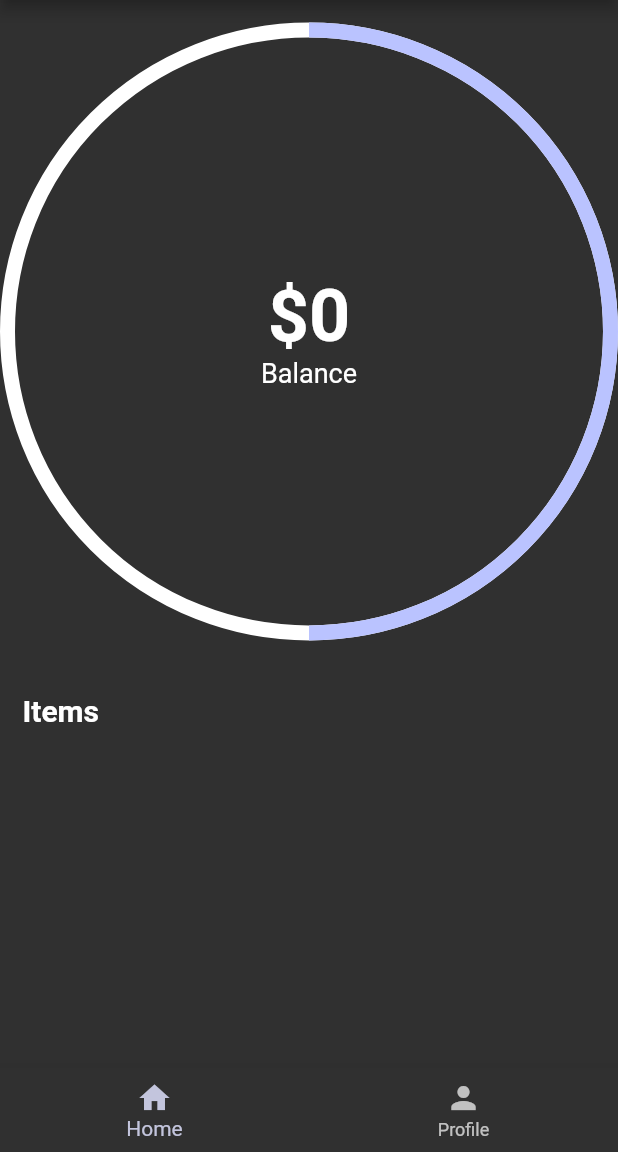
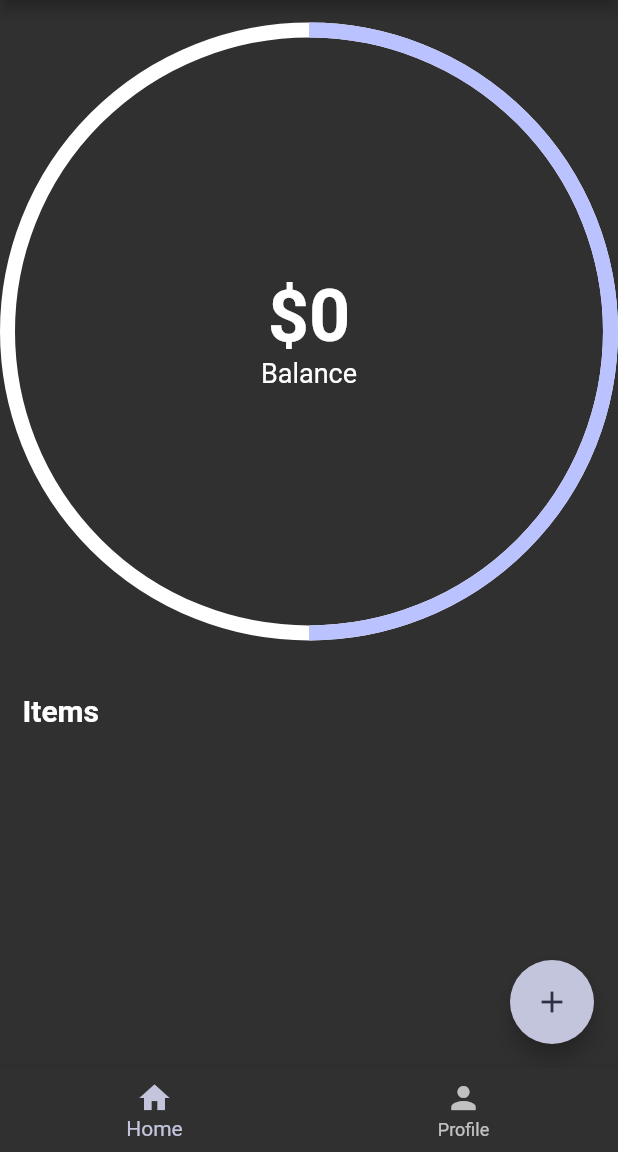
Before and after one commit to ssonhub/budget_tracker, a Flutter app: the screen it shows after launch, on a phone screen of 412 x 824 dp, the part 84-1236 px from its top. Run offline on Flutter 3.47's test engine with Material 2 defaults, Android fonts, the phone set to English and light mode, and no system bars; drawn by our look-alikes of percent_indicator.

Commit message:
added floating button
spread operator

```diff
--- a/budget_tracker/lib/pages/home_page.dart
+++ b/budget_tracker/lib/pages/home_page.dart
@@ -2,13 +2,40 @@ import 'package:budget_tracker/model/transaction_item.dart';
 import 'package:flutter/material.dart';
 import 'package:percent_indicator/circular_percent_indicator.dart';
 
-class HomePage extends StatelessWidget {
+/* For us to be able to display the cards when we click a button,
+ we need some sort of state management that holds the List of cards
+ being displayed on the screen */
+
+class HomePage extends StatefulWidget {
   const HomePage({super.key});
+
+  @override
+  State<HomePage> createState() => _HomePageState();
+}
+
+class _HomePageState extends State<HomePage> {
+  /* Let's create a list of transaction items to be displayed now.
+  we'll add and remove from that List to be able to populate our transactions.
+  The List will be of TransactionItem and will be empty to start */
+  List<TransactionItem> items = [];
 
   @override
   Widget build(BuildContext context) {
     final screenSize = MediaQuery.of(context).size;
-    return SingleChildScrollView(
+    return Scaffold(
+      floatingActionButton: FloatingActionButton(
+        onPressed: () {
+          setState(
+            () {
+              items.add(
+                TransactionItem(amount: 5.99, itemTitle: "Food"),
+              );
+            },
+          );
+        },
+        child: const Icon(Icons.add),
+      ),
+      body: SingleChildScrollView(
         child: Padding(
           padding: const EdgeInsets.all(15.0),
           child: SizedBox(
@@ -50,7 +77,26 @@ class HomePage extends StatelessWidget {
                 const SizedBox(
                   height: 10,
                 ),
+
+                /* you want the entire screen to be scrollable, not just the list
+      (whwere you could achieve it with a ListView.builder())
+
+      we'll call a generate method that is part of the List. This method takes
+      in the size of the list as a parameter and provides a generator, which is
+      just a callback with an int parameter representing the index that
+      returns an index for each item */
+
+                /* The only problem with this code is that it returns a List<Widget> and
+      our column won't accept that. Thankfully we can use the spread operator (...) */
+
+                ...List.generate(
+                  items.length,
+                  (index) => TransactionCard(
+                    item: items[index],
+                  ),
+                ),
               ],
+            ),
           ),
         ),
       ),
```
Lines whose indentation alone changed are shown as unchanged.
